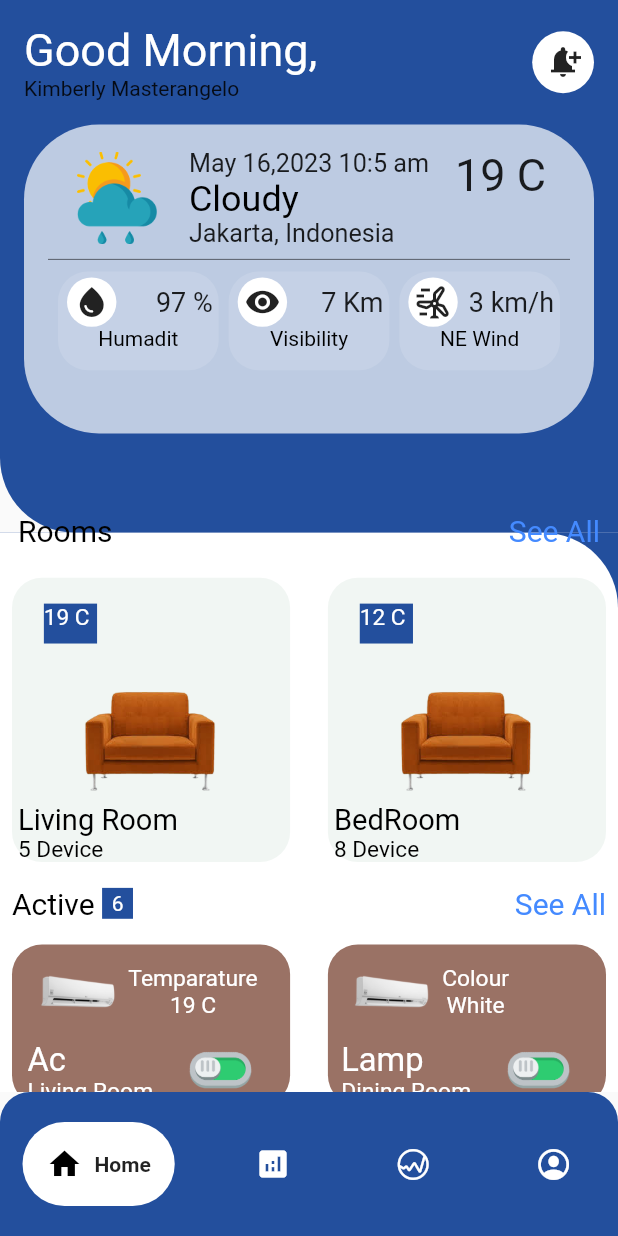
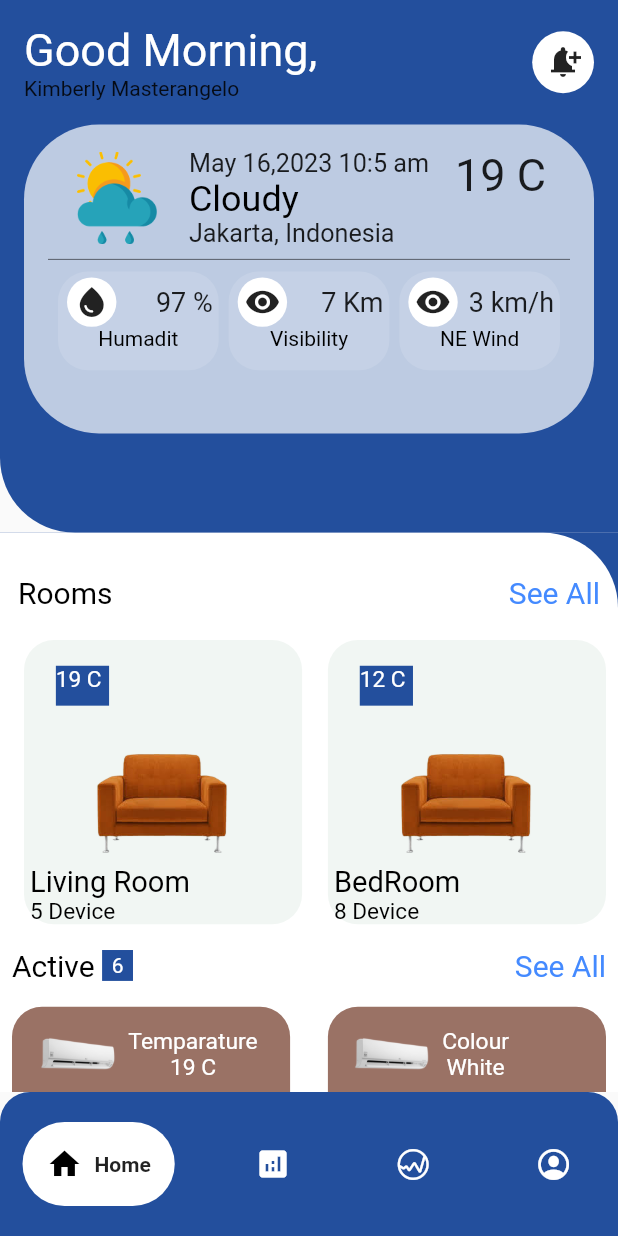
Before and after one commit to Mahibulhassan/Innova_Infosys, a Flutter app: the screen it shows after launch, on a phone screen of 412 x 824 dp. Run offline on Flutter 3.47's test engine with Material 2 defaults, Android fonts, the phone set to English and light mode, and no system bars; drawn by our look-alikes of google_nav_bar; our stand-ins replace fl_chart; missing offline and left inert: dart:ffi.

Commit message:
Final realease version done

```diff
--- a/Smar Home Management/smart_home_management/lib/Screens/HomePage.dart
+++ b/Smar Home Management/smart_home_management/lib/Screens/HomePage.dart
@@ -22,31 +22,13 @@ class _HomePageState extends State<HomePage> {
             Column(
               children: [
                 Container(
-                  height:size.height*0.431 ,
+                  height: size.height * 0.431,
                   decoration: BoxDecoration(
                     color: AppColors.main_colour,
-                    borderRadius: BorderRadius.only(bottomLeft: Radius.circular(50)),
+                    borderRadius: BorderRadius.only(
+                        bottomLeft: Radius.circular(50)),
                   ),
-                ),
-                Expanded(
-                  child: Container(
-                    decoration: BoxDecoration(
-                      color: AppColors.main_colour,
-                      borderRadius: BorderRadius.only(bottomLeft: Radius.circular(50)),
-                    ),
-                    child: Container(
-                      height:size.height*0.49 ,
-                      decoration: BoxDecoration(
-                        color: Colors.white,
-                        borderRadius: BorderRadius.only(topRight: Radius.circular(50)),
-                      ),
-                    ),
-                  ),
-                ),
-              ],
-            ),
-            SafeArea(
-              child: SingleChildScrollView(
+                  child: SafeArea(
                     child: Column(
                       children: [
                         Padding(
@@ -62,11 +44,12 @@ class _HomePageState extends State<HomePage> {
                                 ],
                               ),
                               Container(
-                              height: size.width *0.1,
-                              width: size.width *0.1,
+                                  height: size.width * 0.1,
+                                  width: size.width * 0.1,
                                   decoration: BoxDecoration(
                                     color: Colors.white,
-                                borderRadius: BorderRadius.all(Radius.circular(50)),
+                                    borderRadius: BorderRadius.all(
+                                        Radius.circular(50)),
                                   ),
                                   child: Icon(Icons.notification_add)),
                             ],
@@ -87,60 +70,89 @@ class _HomePageState extends State<HomePage> {
                               child: Column(
                                 children: [
                                   Container(
-                                height: size.height*0.08,
-                                width: size.width*01,
+                                    height: size.height * 0.08,
+                                    width: size.width * 01,
                                     child: Row(
-                                  mainAxisAlignment: MainAxisAlignment.spaceEvenly,
+                                      mainAxisAlignment: MainAxisAlignment
+                                          .spaceEvenly,
                                       children: [
                                         Container(
-                                      height: size.height*0.08,
-                                      width: size.width*0.15,
+                                          height: size.height * 0.08,
+                                          width: size.width * 0.15,
                                           child: Image(
-                                          image: AssetImage("assets/weather.png")),
+                                              image: AssetImage(
+                                                  "assets/weather.png")),
                                         ),
                                         Container(
-                                      height: size.height*0.09,
-                                      width: size.width*0.40,
+                                          height: size.height * 0.09,
+                                          width: size.width * 0.40,
                                           child: FittedBox(
                                             child: Column(
-                                          crossAxisAlignment: CrossAxisAlignment.start,
+                                              crossAxisAlignment: CrossAxisAlignment
+                                                  .start,
                                               children: [
                                                 Text("May 16,2023 10:5 am"),
-                                            showText("Cloudy", 20, Colors.black),
+                                                showText(
+                                                    "Cloudy", 20, Colors.black),
                                                 Text("Jakarta, Indonesia")
                                               ],
                                             ),
                                           ),
                                         ),
                                         Container(
-                                      height: size.height*0.20,
-                                      width: size.width*0.15,
-                                      child: Text("19 C",style: TextStyle(fontSize: 30),),
+                                          height: size.height * 0.20,
+                                          width: size.width * 0.15,
+                                          child: Text("19 C",
+                                            style: TextStyle(fontSize: 30),),
                                         ),
                                       ],
                                     ),
                                   ),
                                   Divider(color: Colors.black54,),
                                   Container(
-                                height: size.height*0.08,
-                                width: size.width*01,
+                                    height: size.height * 0.08,
+                                    width: size.width * 01,
                                     child: Row(
-                                  mainAxisAlignment: MainAxisAlignment.spaceEvenly,
+                                      mainAxisAlignment: MainAxisAlignment
+                                          .spaceEvenly,
                                       children: [
-                                    HomeTopView(size,Icons.water_drop,"97 %","Humadit"),
-                                    HomeTopView(size,Icons.remove_red_eye,"7 Km","Visibility"),
-                                    HomeTopView(size,Icons.wind_power_outlined,"3 km/h","NE Wind")
+                                        HomeTopView(size, Icons.water_drop, "97 %",
+                                            "Humadit"),
+                                        HomeTopView(
+                                            size, Icons.remove_red_eye, "7 Km",
+                                            "Visibility"),
+                                        HomeTopView(size, Icons.remove_red_eye,
+                                            "3 km/h", "NE Wind")
                                       ],
                                     ),
                                   ),
-
-
                                 ],
                               ),
                             ),
                           ),
                         ),
-                    SizedBox(height: size.height*0.05,),
+                      ],
+                    ),
+                  ),
+                ),
+                Expanded(
+                  child: Container(
+                    decoration: BoxDecoration(
+                      color: AppColors.main_colour,
+                      borderRadius: BorderRadius.only(
+                          bottomLeft: Radius.circular(50)),
+                    ),
+                    child: Container(
+                      height: size.height * 0.49,
+                      decoration: BoxDecoration(
+                        color: Colors.white,
+                        borderRadius: BorderRadius.only(
+                            topRight: Radius.circular(50)),
+                      ),
+                      child: SingleChildScrollView(
+                        child: Column(
+                          children: [
+                            SizedBox(height: size.height * 0.02,),
                             Padding(
                               padding: const EdgeInsets.all(12.0),
                               child: Row(
@@ -150,12 +162,17 @@ class _HomePageState extends State<HomePage> {
                                   showText("See All", 20, Colors.blueAccent),
                                 ],),
                             ),
-                    Row(
+                            Padding(
+                              padding: const EdgeInsets.only(left: 8),
+                              child: Row(
                                 mainAxisAlignment: MainAxisAlignment.spaceBetween,
                                 children: [
-                        HomeMiddleView(size,"19 C","Living Room","5 Device","assets/sufa.png"),
-                        HomeMiddleView(size,"12 C","BedRoom","8 Device","assets/sufa.png")
+                                  HomeMiddleView(size, "19 C", "Living Room", "5 Device",
+                                      "assets/sufa.png"),
+                                  HomeMiddleView(size, "12 C", "BedRoom", "8 Device",
+                                      "assets/sufa.png")
                                 ],
+                              ),
                             ),
                             Padding(
                               padding: const EdgeInsets.all(8.0),
@@ -167,10 +184,11 @@ class _HomePageState extends State<HomePage> {
                                       showText("Active", 20, Colors.black),
                                       SizedBox(width: 5,),
                                       Container(
-                                height: size.height*0.025,
-                                width: size.width*0.05,
+                                        height: size.height * 0.025,
+                                        width: size.width * 0.05,
                                         color: AppColors.main_colour,
-                                child: Center(child: Text("6",style: TextStyle(color: Colors.white),)),
+                                        child: Center(child: Text(
+                                          "6", style: TextStyle(color: Colors.white),)),
                                       )
                                     ],
                                   ),
@@ -180,14 +198,22 @@ class _HomePageState extends State<HomePage> {
                             Row(
                               mainAxisAlignment: MainAxisAlignment.spaceBetween,
                               children: [
-                        HomeLowerView(size,"Temparature","19 C","Ac","Living Room","assets/ac.png"),
-                        HomeLowerView(size,"Colour","White","Lamp","Dining Room","assets/ac.png"),
+                                HomeLowerView(
+                                    size, "Temparature", "19 C", "Ac", "Living Room",
+                                    "assets/ac.png"),
+                                HomeLowerView(
+                                    size, "Colour", "White", "Lamp", "Dining Room",
+                                    "assets/ac.png"),
                               ],
                             ),
                           ],
                         ),
                       ),
-            )
+                    ),
+                  ),
+                ),
+              ],
+            ),
           ],
         ),
       ),
```
Lines whose indentation alone changed are shown as unchanged.
